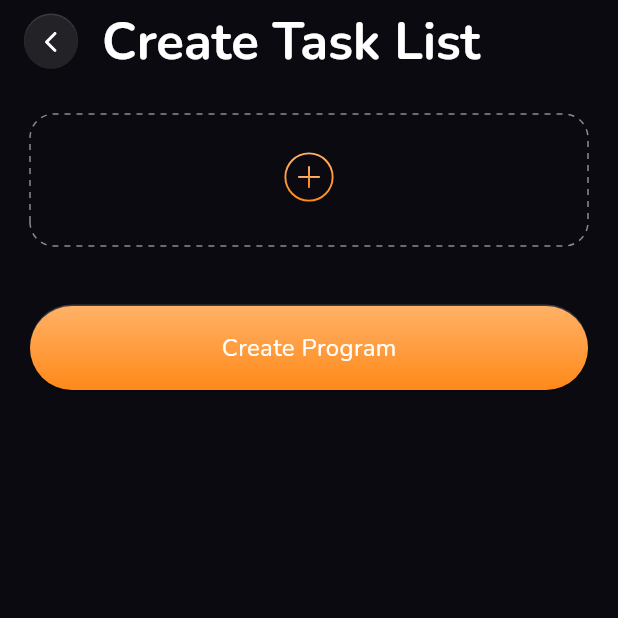
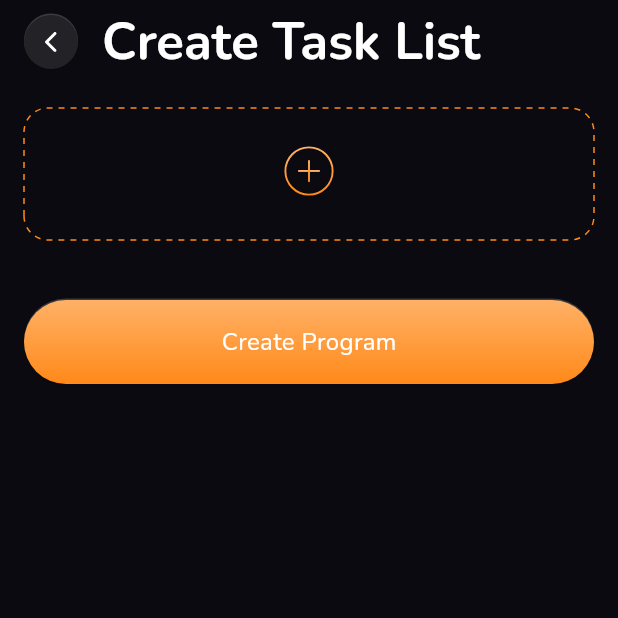
Before and after one commit to GetGoal/GetGoal-mobile, a Flutter app: the ProgramTaskCreate screen opened by its route, on a phone screen of 412 x 824 dp, the top half of it. Run offline on Flutter 3.47's test engine with Material 3 defaults, Android fonts, the phone set to English and light mode, and no system bars; drawn by our look-alikes of dotted_border; our stand-ins replace bloc, cached_network_image, dio, firebase_core, firebase_storage, flutter_bloc and 14 more; missing offline and left inert: firebase_app_check; accounts and stored records are empty; generated files the repository leaves out were written again.

Commit message:
Update program task create page for new design

```diff
--- a/lib/src/features/program/presentation/screens/program_create/program_task_create.dart
+++ b/lib/src/features/program/presentation/screens/program_create/program_task_create.dart
@@ -42,7 +42,7 @@ class _ProgramTaskCreateState extends State<ProgramTaskCreate> {
       appbarTitle: Translations.of(context).create_program.create_task_list,
       body: SingleChildScrollView(
         child: Container(
-          margin: const EdgeInsets.all(20),
+          margin: const EdgeInsets.all(16),
           child: Column(
             children: [
               _buildProgramTaskSection(),
@@ -100,7 +100,6 @@ class _ProgramTaskCreateState extends State<ProgramTaskCreate> {
       onTap: () async {
         bool? isRefresh = await context.pushNamed(
           Routes.taskCreatepage,
-          // extra: TASKFORMMODE.program,
           extra: TaskCreatePageData(
             mode: TASKFORMMODE.program,
           ),
@@ -116,7 +115,7 @@ class _ProgramTaskCreateState extends State<ProgramTaskCreate> {
         radius: const Radius.circular(16),
         padding: const EdgeInsets.all(24),
         borderType: BorderType.RRect,
-        color: AppColors.description,
+        color: AppColors.primary2,
         child: SizedBox(
           width: MediaQuery.of(context).size.width,
           child: Column(
```
